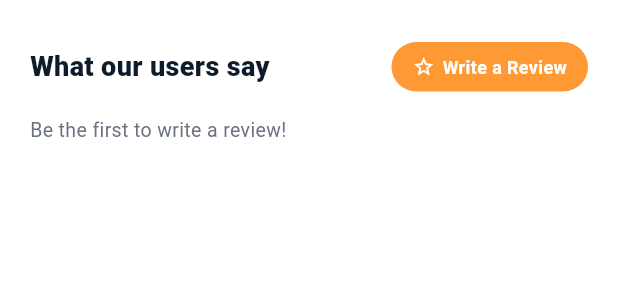
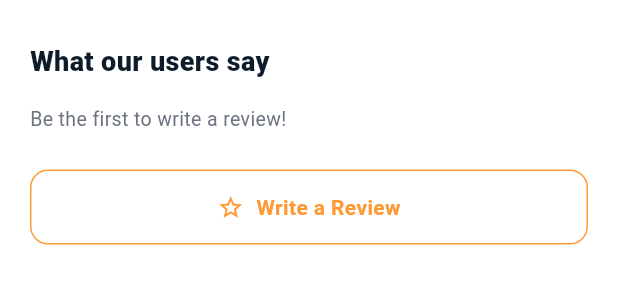
Before and after one commit to Shubham-Paliwal20/checkkaro, a Flutter app: the _ReviewsSection widget shown alone on an empty page, opened directly, on a phone screen of 412 x 824 dp. Shown: the top 300 px of the screen. Run offline on Flutter 3.47's test engine with Material 3 defaults, Android fonts, the phone set to English and light mode, and no system bars; our stand-ins replace cached_network_image, dio, flutter_riverpod, go_router, hive_flutter, image_picker; missing offline and left inert: mobile_scanner; accounts and stored records are empty; network calls fail; Roboto replaces fonts that are missing (Poppins).

Commit message:
fix(mobile): move Write Review button below review cards
Co-Authored-By: Claude Sonnet 4.6 <noreply@anthropic.com>

```diff
--- a/mobile/lib/features/home/home_screen.dart
+++ b/mobile/lib/features/home/home_screen.dart
@@ -550,29 +550,9 @@ class _ReviewsSectionState extends State<_ReviewsSection> {
       child: Column(
         crossAxisAlignment: CrossAxisAlignment.start,
         children: [
-          Padding(
-            padding: const EdgeInsets.only(right: 20),
-            child: Row(
-              mainAxisAlignment: MainAxisAlignment.spaceBetween,
-              children: [
-                const Text('What our users say', style: TextStyle(fontSize: 18, fontWeight: FontWeight.w800, color: AppColors.textPrimary, fontFamily: 'Poppins')),
-                GestureDetector(
-                  onTap: _openWriteReview,
-                  child: Container(
-                    padding: const EdgeInsets.symmetric(horizontal: 14, vertical: 8),
-                    decoration: BoxDecoration(color: AppColors.brandOrange, borderRadius: BorderRadius.circular(20)),
-                    child: const Row(
-                      mainAxisSize: MainAxisSize.min,
-                      children: [
-                        Icon(Icons.star_outline, color: Colors.white, size: 15),
-                        SizedBox(width: 5),
-                        Text('Write a Review', style: TextStyle(color: Colors.white, fontSize: 12, fontWeight: FontWeight.w700)),
-                      ],
-                    ),
-                  ),
-                ),
-              ],
-            ),
+          const Padding(
+            padding: EdgeInsets.only(right: 20),
+            child: Text('What our users say', style: TextStyle(fontSize: 18, fontWeight: FontWeight.w800, color: AppColors.textPrimary, fontFamily: 'Poppins')),
           ),
           const SizedBox(height: 16),
           if (_reviews.isEmpty)
@@ -639,6 +619,29 @@ class _ReviewsSectionState extends State<_ReviewsSection> {
                 }).toList(),
               ),
             ),
+          const SizedBox(height: 20),
+          Padding(
+            padding: const EdgeInsets.only(right: 20),
+            child: GestureDetector(
+              onTap: _openWriteReview,
+              child: Container(
+                width: double.infinity,
+                padding: const EdgeInsets.symmetric(vertical: 14),
+                decoration: BoxDecoration(
+                  border: Border.all(color: AppColors.brandOrange),
+                  borderRadius: BorderRadius.circular(12),
+                ),
+                child: const Row(
+                  mainAxisAlignment: MainAxisAlignment.center,
+                  children: [
+                    Icon(Icons.star_outline, color: AppColors.brandOrange, size: 18),
+                    SizedBox(width: 8),
+                    Text('Write a Review', style: TextStyle(color: AppColors.brandOrange, fontSize: 14, fontWeight: FontWeight.w700)),
+                  ],
+                ),
+              ),
+            ),
+          ),
         ],
       ),
     );
```
Also changed, not shown: 2 other files.
